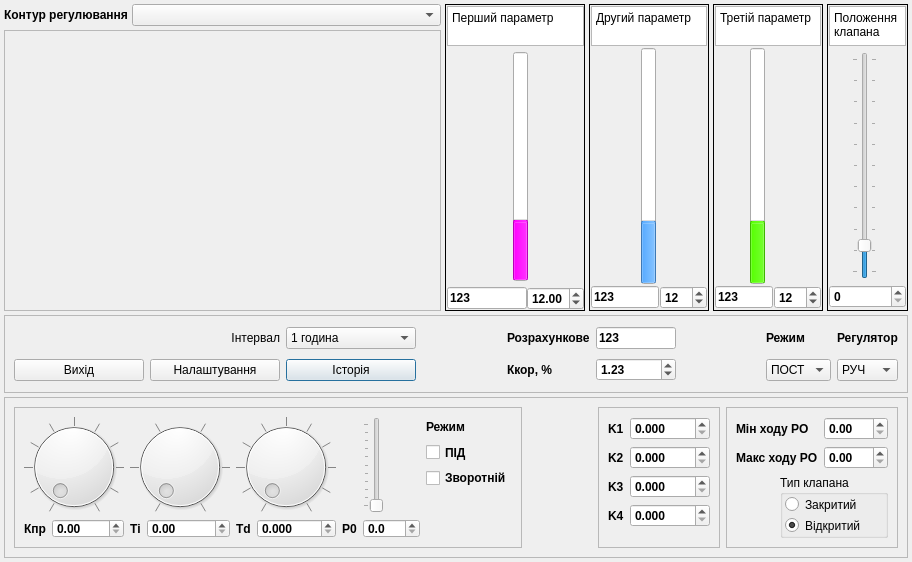
Above: panelReg/panelReg.ui from vanessaorgua/lib before the change. Below: the same form after it.
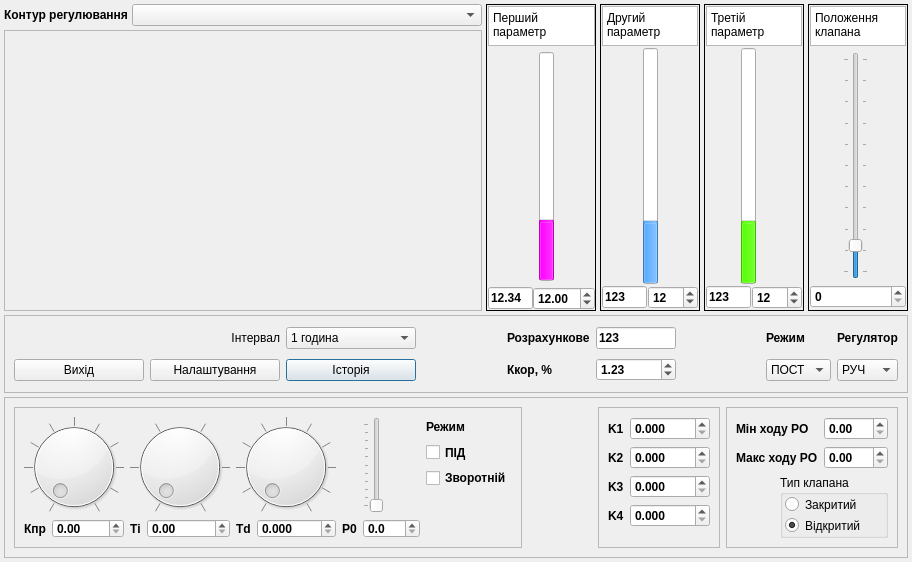
That is the form after the change. Icons and pictures are not drawn. Custom widgets are drawn as their Qt base class.

Commit message: Трохи поправленодизайн панелі регулятора

Diff of the .ui file:
```diff
--- a/panelReg/panelReg.ui
+++ b/panelReg/panelReg.ui
@@ -56,7 +56,7 @@
     <widget class="QFrame" name="Parametr_1">
      <property name="maximumSize">
       <size>
-       <width>140</width>
+       <width>110</width>
        <height>16777215</height>
       </size>
      </property>
@@ -79,6 +79,9 @@
       <property name="bottomMargin">
        <number>0</number>
       </property>
+      <property name="horizontalSpacing">
+       <number>0</number>
+      </property>
       <item row="0" column="0" colspan="5">
        <widget class="QTextEdit" name="Value_1">
         <property name="sizePolicy">
@@ -138,6 +141,12 @@
       </item>
       <item row="1" column="1">
        <widget class="QSlider" name="vsSPR_1">
+        <property name="sizePolicy">
+         <sizepolicy hsizetype="Preferred" vsizetype="Expanding">
+          <horstretch>0</horstretch>
+          <verstretch>0</verstretch>
+         </sizepolicy>
+        </property>
         <property name="whatsThis">
          <string>Розрахункове завдання</string>
         </property>
@@ -344,6 +353,12 @@
              <verstretch>0</verstretch>
             </sizepolicy>
            </property>
+           <property name="maximumSize">
+            <size>
+             <width>45</width>
+             <height>16777215</height>
+            </size>
+           </property>
            <property name="font">
             <font>
              <weight>75</weight>
@@ -354,7 +369,7 @@
             <string>Перший параметер процесу регулювання</string>
            </property>
            <property name="text">
-            <string>123</string>
+            <string>12.34</string>
            </property>
            <property name="readOnly">
             <bool>true</bool>
@@ -413,7 +428,7 @@
     <widget class="QFrame" name="Parametr_4">
      <property name="maximumSize">
       <size>
-       <width>81</width>
+       <width>100</width>
        <height>16777215</height>
       </size>
      </property>
@@ -1709,7 +1724,7 @@
     <widget class="QFrame" name="Parametr_2">
      <property name="maximumSize">
       <size>
-       <width>120</width>
+       <width>100</width>
        <height>16777215</height>
       </size>
      </property>
@@ -1803,6 +1818,12 @@
              <verstretch>0</verstretch>
             </sizepolicy>
            </property>
+           <property name="maximumSize">
+            <size>
+             <width>45</width>
+             <height>16777215</height>
+            </size>
+           </property>
            <property name="font">
             <font>
              <weight>75</weight>
@@ -1990,7 +2011,7 @@
       <item row="1" column="2">
        <widget class="Scale" name="scalePV_2" native="true">
         <property name="sizePolicy">
-         <sizepolicy hsizetype="Fixed" vsizetype="Expanding">
+         <sizepolicy hsizetype="Preferred" vsizetype="Expanding">
           <horstretch>0</horstretch>
           <verstretch>0</verstretch>
          </sizepolicy>
@@ -2010,7 +2031,7 @@
     <widget class="QFrame" name="Parametr_3">
      <property name="maximumSize">
       <size>
-       <width>110</width>
+       <width>100</width>
        <height>16777215</height>
       </size>
      </property>
@@ -2147,6 +2168,12 @@
              <verstretch>0</verstretch>
             </sizepolicy>
            </property>
+           <property name="maximumSize">
+            <size>
+             <width>45</width>
+             <height>16777215</height>
+            </size>
+           </property>
            <property name="font">
             <font>
              <weight>75</weight>
@@ -2269,7 +2296,7 @@
       <item row="1" column="0">
        <widget class="Scale" name="scalePV_3" native="true">
         <property name="sizePolicy">
-         <sizepolicy hsizetype="Fixed" vsizetype="MinimumExpanding">
+         <sizepolicy hsizetype="Preferred" vsizetype="MinimumExpanding">
           <horstretch>0</horstretch>
           <verstretch>0</verstretch>
          </sizepolicy>
```
